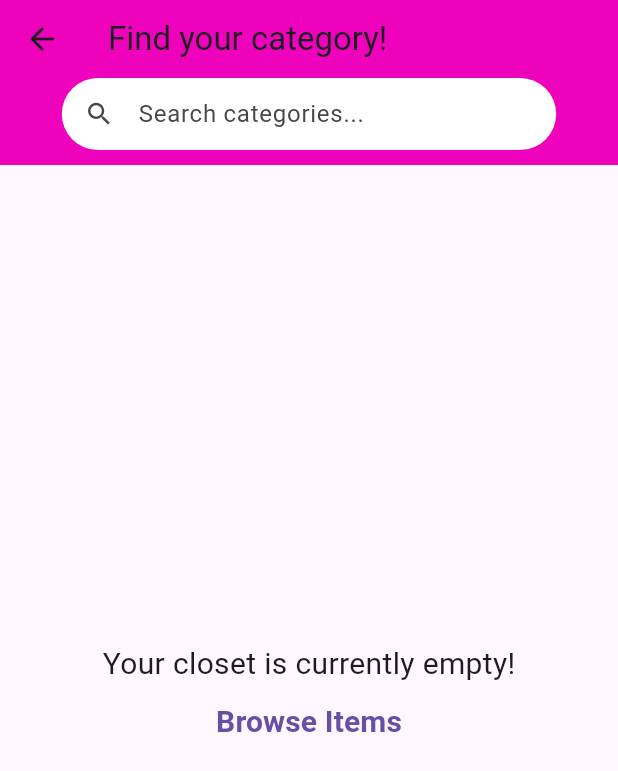
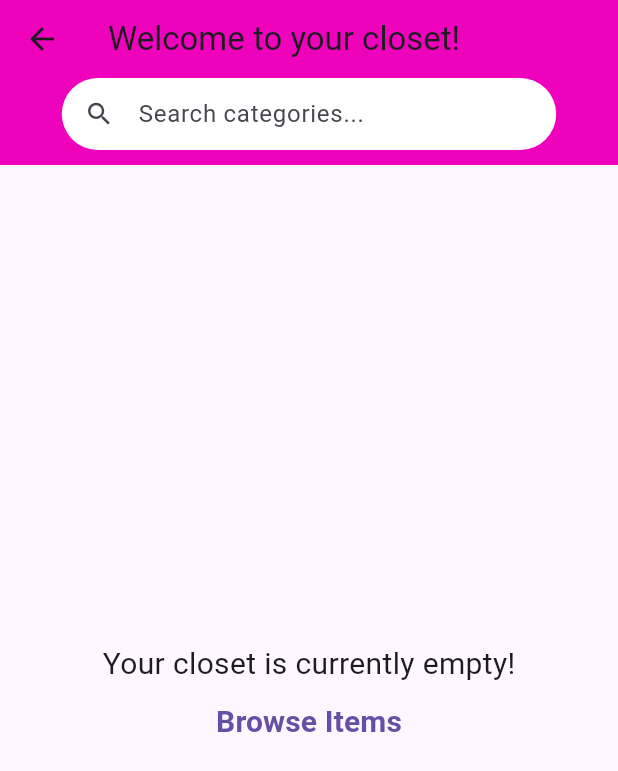
Before and after one commit to 001-lasen/SDGP-2023-2024, a Flutter app: the screen it shows after launch, after a tap on "YOUR CLOSET", on a phone screen of 412 x 824 dp. Shown: the top 771 px of the screen. Run offline on Flutter 3.47's test engine with Material 3 defaults, Android fonts, the phone set to English and light mode, and no system bars; our stand-ins replace cloud_firestore, firebase_core; accounts and stored records are empty.

Commit message:
32nd commit - Quality of life changes
minor changes made

```diff
--- a/fit_me/lib/closet.dart
+++ b/fit_me/lib/closet.dart
@@ -18,7 +18,7 @@ class ClosetState extends State<Closet> {
         preferredSize: Size.fromHeight(110.0),
         child: AppBar(
           backgroundColor: Color.fromARGB(255, 238, 2, 187),
-          title: Text('Find your category!'),
+          title: Text('Welcome to your closet!'),
           bottom: PreferredSize(
             preferredSize: Size.fromHeight(68.0),
             child: Padding(
--- a/fit_me/lib/homepage.dart
+++ b/fit_me/lib/homepage.dart
@@ -125,7 +125,7 @@ class _MyHomePageState extends State<MyHomePage> {
             Padding(
               padding: EdgeInsets.all(10), // Added a Padding to create a gap between the text and the edge of the screen
               child: Text(
-                'The Devil saw this app and told me to calm down.',
+                'Brain.exe not found. Please try again later.',
                 textAlign: TextAlign.center,
               ),
             ),
--- a/fit_me/lib/main.dart
+++ b/fit_me/lib/main.dart
@@ -12,6 +12,7 @@ class MyApp extends StatelessWidget {
   @override
   Widget build(BuildContext context) {
     return MaterialApp(
+      debugShowCheckedModeBanner: false,
       title: 'Flutter Demo',
       theme: ThemeData(
         primarySwatch: Colors.blue,
```
